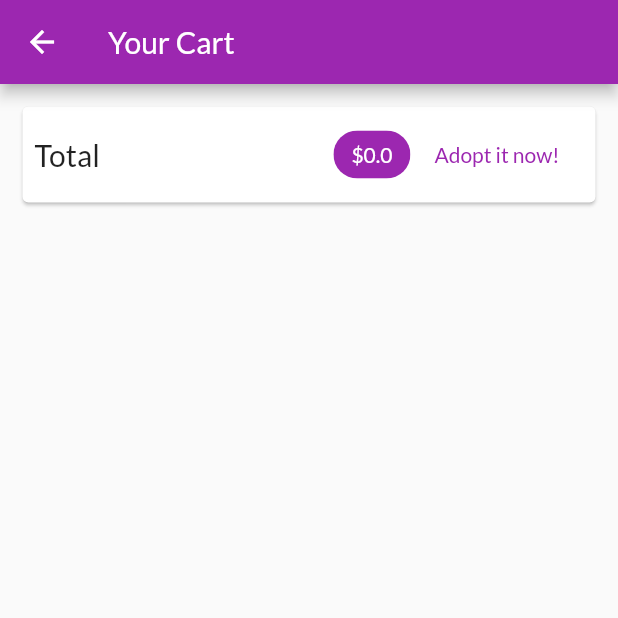
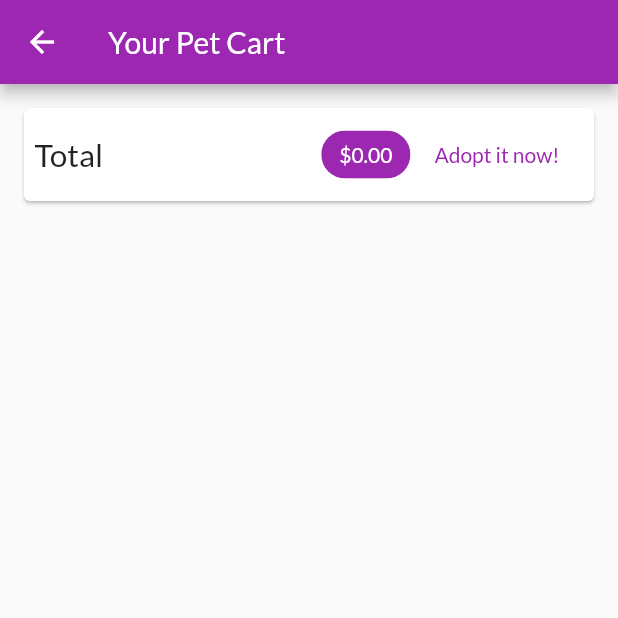
Before and after one commit to MigAlex/Petdoption, a Flutter app: the AdoptionCartScreen screen opened by its route, after a tap on "Adopt it now!", on a phone screen of 412 x 824 dp, the top half of it. Run offline on Flutter 3.47's test engine with Material 2 defaults, Android fonts, the phone set to English and light mode, and no system bars; network calls fail.

Commit message:
2.04-vtf

```diff
--- a/lib/providers/adoption_cart.dart
+++ b/lib/providers/adoption_cart.dart
@@ -66,6 +66,9 @@ class AdoptionCart with ChangeNotifier {
     _items.remove(petId);
     notifyListeners();
   }
-
+  void clear(){
+    _items = {};
+    notifyListeners();
+  }
 
 }
--- /dev/null
+++ b/lib/providers/adoptions.dart
@@ -0,0 +1,38 @@
+import 'package:flutter/foundation.dart';
+import './adoption_cart.dart';
+
+
+class AdoptionItem {
+  final String id;
+  final double amount;
+  final List<AdoptionCartItem> pets;
+  final DateTime dateTime;
+
+  AdoptionItem({
+    @required this.id,
+    @required this.amount,
+    @required this.pets,
+    @required this.dateTime,
+  });
+}
+
+class Adoptions with ChangeNotifier {
+  List<AdoptionItem> _adoptions = [];
+
+  List<AdoptionItem> get adoptions {
+    return [..._adoptions];
+  }
+
+  void addAdoption(List<AdoptionCartItem> cartPets, double total) {
+    _adoptions.insert(
+      0,
+      AdoptionItem(
+        id: DateTime.now().toString(),
+        amount: total,
+        dateTime: DateTime.now(),
+        pets: cartPets,
+      ),
+    );
+    notifyListeners();
+  }
+}
--- a/lib/screens/adoption_cart_screen.dart
+++ b/lib/screens/adoption_cart_screen.dart
@@ -3,6 +3,7 @@ import 'package:provider/provider.dart';
 
 import '../providers/adoption_cart.dart' show AdoptionCart;
 import '../widgets/adoption_cart_item.dart';
+import '../providers/adoptions.dart';
 
 class AdoptionCartScreen extends StatelessWidget {
   static const routeName = '/adoptionCart';
@@ -12,25 +13,25 @@ class AdoptionCartScreen extends StatelessWidget {
     final cart = Provider.of<AdoptionCart>(context);
     return Scaffold(
       appBar: AppBar(
-        title: Text('Your Cart'),
+        title: Text('Your Pet Cart'),
       ),
       body: Column(
         children: <Widget>[
           Card(
-            margin: EdgeInsets.all(15),
+            margin: EdgeInsets.all(16),
             child: Padding(
-              padding: EdgeInsets.all(8),
+              padding: EdgeInsets.all(7),
               child: Row(
                 mainAxisAlignment: MainAxisAlignment.spaceBetween,
                 children: <Widget>[
                   Text(
                     'Total',
-                    style: TextStyle(fontSize: 20),
+                    style: TextStyle(fontSize: 21),
                   ),
                   Spacer(),
                   Chip(
                     label: Text(
-                      '\$${cart.totalAmount}',
+                      '\$${cart.totalAmount.toStringAsFixed(2)}',
                       style: TextStyle(
                         color: Theme.of(context).primaryTextTheme.title.color,
                       ),
@@ -39,14 +40,20 @@ class AdoptionCartScreen extends StatelessWidget {
                   ),
                   FlatButton(
                     child: Text('Adopt it now!'),
-                    onPressed: () {},
+                    onPressed: () {
+                      Provider.of<Adoptions>(context, listen: false).addAdoption(
+                        cart.items.values.toList(),
+                        cart.totalAmount,
+                      );
+                      cart.clear();
+                    },
                     textColor: Theme.of(context).primaryColor,
                   )
                 ],
               ),
             ),
           ),
-          SizedBox(height: 10),
+          SizedBox(height: 12),
           Expanded(
             child: ListView.builder(
               itemCount: cart.items.length,
--- /dev/null
+++ b/lib/screens/adoptions_screen.dart
@@ -0,0 +1,26 @@
+import 'package:flutter/material.dart';
+import 'package:provider/provider.dart';
+
+import '../providers/adoptions.dart' show Adoptions;
+import '../widgets/adoption_item.dart';
+import '../widgets/app_drawer.dart';
+
+class AdoptionsScreen extends StatelessWidget {
+  static const routeName = '/adoptions';
+  @override
+  Widget build(BuildContext context) {
+    final adoptionData = Provider.of<Adoptions>(context);
+
+    return Scaffold(
+      appBar: AppBar(
+        title: Text('Your adoptions'),
+      ),
+      drawer: AppDrawer(),
+      body: ListView.builder(
+        itemCount: adoptionData.adoptions.length,
+        itemBuilder: (ctx, i) => AdoptionItem(adoptionData.adoptions[i]),
+      ),
+
+    );
+  }
+}
--- a/lib/screens/pets_overview_screen.dart
+++ b/lib/screens/pets_overview_screen.dart
@@ -5,6 +5,7 @@ import '../widgets/pets_grid.dart';
 import '../widgets/badge.dart';
 import '../providers/adoption_cart.dart';
 import './adoption_cart_screen.dart';
+import '../widgets/app_drawer.dart';
 
 enum FilterOptions {
   Favorites,
@@ -64,6 +65,7 @@ class _PetsOverviewScreenState extends State<PetsOverviewScreen> {
           ),
         ],
       ),
+      drawer: AppDrawer(),
       body: PetsGrid(_showOnlyFavorites),
     );
   }
--- /dev/null
+++ b/lib/widgets/adoption_item.dart
@@ -0,0 +1,74 @@
+import 'dart:math';
+
+import 'package:flutter/material.dart';
+import 'package:intl/intl.dart';
+
+import '../providers/adoptions.dart' as adp;
+
+class AdoptionItem extends StatefulWidget {
+  final adp.AdoptionItem adoption;
+
+  AdoptionItem(this.adoption);
+
+  @override
+  _AdoptionItemState createState() => _AdoptionItemState();
+}
+
+class _AdoptionItemState extends State<AdoptionItem> {
+  var _expanded = false;
+
+  @override
+  Widget build(BuildContext context) {
+    return Card(
+      margin: EdgeInsets.all(8),
+      child: Column(
+        children: <Widget>[
+          ListTile(
+            title: Text('\$${widget.adoption.amount}'),
+            subtitle: Text(
+              DateFormat('dd/MM/yyyy hh:mm').format(widget.adoption.dateTime),
+            ),
+            trailing: IconButton(
+              icon: Icon(_expanded ? Icons.expand_less : Icons.expand_more),
+              onPressed: () {
+                setState(() {
+                  _expanded = !_expanded;
+                });
+              },
+            ),
+          ),
+          if (_expanded)
+            Container(
+              padding: EdgeInsets.symmetric(horizontal: 15, vertical: 4),
+              height: min(widget.adoption.pets.length * 20.0 + 10, 100),
+              child: ListView(
+                children: widget.adoption.pets
+                    .map(
+                      (pt) => Row(
+                            mainAxisAlignment: MainAxisAlignment.spaceBetween,
+                            children: <Widget>[
+                              Text(
+                                pt.name,
+                                style: TextStyle(
+                                  fontSize: 18,
+                                  fontWeight: FontWeight.bold,
+                                ),
+                              ),
+                              Text(
+                                '${pt.quantity}x \$${pt.price}',
+                                style: TextStyle(
+                                  fontSize: 16,
+                                  color: Colors.grey,
+                                ),
+                              )
+                            ],
+                          ),
+                    )
+                    .toList(),
+              ),
+            )
+        ],
+      ),
+    );
+  }
+}
--- a/pubspec.yaml
+++ b/pubspec.yaml
@@ -20,6 +20,7 @@ dependencies:
   flutter:
     sdk: flutter
   provider: ^3.0.0
+  intl: ^0.15.8
 
   # The following adds the Cupertino Icons font to your application.
   # Use with the CupertinoIcons class for iOS style icons.
```
Also changed, not shown: lib/main.dart (+7 -2 lines), lib/widgets/app_drawer.dart (added, +36 -0 lines), pubspec.lock. Lines whose indentation alone changed are shown as unchanged.
